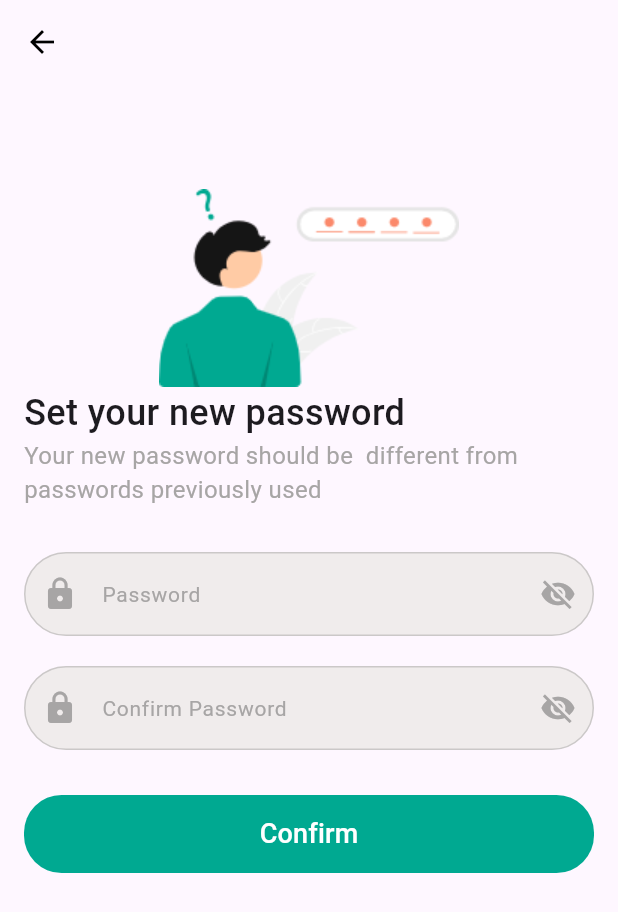
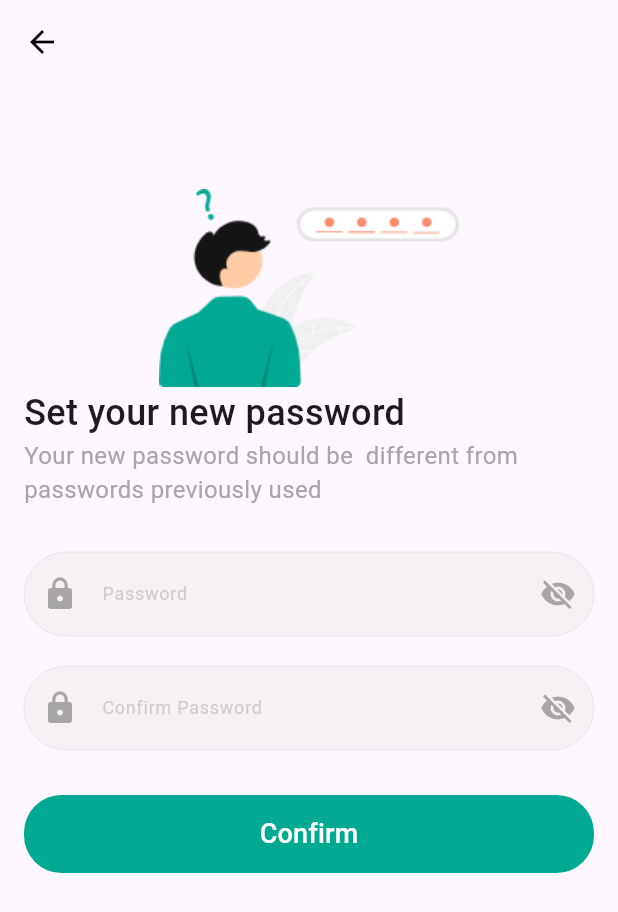
Before and after one commit to RadwaAshraf1/guide_app, a Flutter app: the SetNewPasswordUser screen opened directly, on a phone screen of 412 x 824 dp. Shown: the top 912 px of the screen. Run offline on Flutter 3.47's test engine with Material 3 defaults, Android fonts, the phone set to English and light mode, and no system bars; our stand-ins replace pin_code_fields; Roboto replaces fonts that are missing (assets/fonts/Inter-Regular.ttf).

Commit message:
#editing custom textformfield

```diff
--- a/lib/view/widgets/customtextformfield.dart
+++ b/lib/view/widgets/customtextformfield.dart
@@ -41,13 +41,13 @@ class CustomTextFormField extends StatelessWidget {
     obscureText: passwordInvisible,
       decoration: InputDecoration(
         labelText: labelText,
-        labelStyle:  const TextStyle(color: gray2,fontSize: 14),
+        labelStyle:   TextStyle(color: gray2.withOpacity(.5),fontSize: 12),
         prefixIcon: prefixIcon,
         suffixIcon: suffixIcon,
-        enabledBorder:  buildBorder(gray2.withOpacity(.5)),
-        focusedBorder: buildBorder(green1),
+        enabledBorder:  buildBorder(gray2.withOpacity(.2)),
+        focusedBorder: buildBorder(green1.withOpacity(.5)),
           filled: true,
-        fillColor: gray5,
+        fillColor: gray5.withOpacity(.5),
 
 
 
@@ -61,6 +61,8 @@ class CustomTextFormField extends StatelessWidget {
 
         borderRadius: BorderRadius.circular(36),
         borderSide: BorderSide(
+          width:0 ,
+
           color: color ?? gray1,
 
         ));
```
